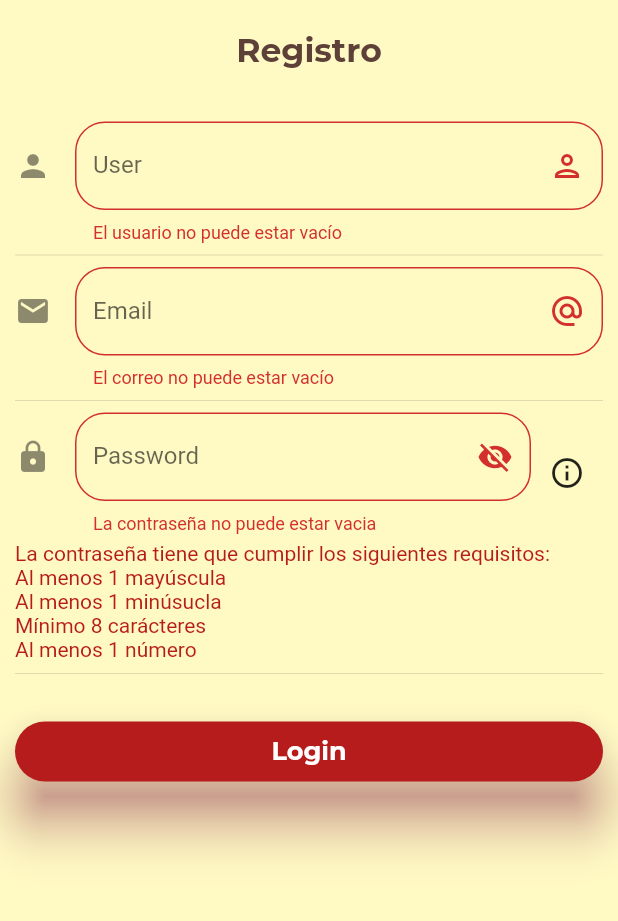
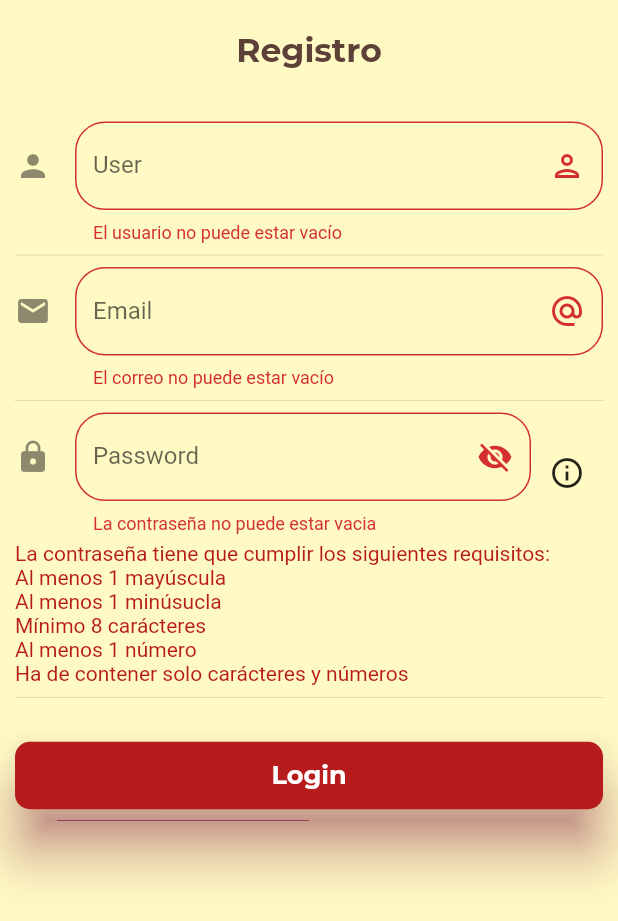
Before and after one commit to AlejoPinto01/AppLibre, a Flutter app: the LoginPage screen opened directly, after a tap on the "info" icon, after a tap on "Login", on a phone screen of 412 x 824 dp. Shown: the top 921 px of the screen. Run offline on Flutter 3.47's test engine with Material 2 defaults, Android fonts, the phone set to English and light mode, and no system bars; our stand-ins replace animated_text_kit, font_awesome_flutter, google_fonts, google_maps_flutter, image_picker; accounts and stored records are empty; network calls fail.

Commit message:
Añadidos algunos detalles

```diff
--- a/lib/src/pages/login_page.dart
+++ b/lib/src/pages/login_page.dart
@@ -39,9 +39,7 @@ class _LoginPageState extends State<LoginPage> {
                         color: Colors.brown[700],
                         fontWeight: FontWeight.bold,
                         fontSize: 22,
-                    height: 2
-                  )
-                ),
+                        height: 2)),
               ),
             ),
             SizedBox(height: 5),
@@ -95,8 +93,9 @@ class _LoginPageState extends State<LoginPage> {
           focusColor: Colors.red[900],
           border: OutlineInputBorder(
               borderRadius: BorderRadius.circular(20.0),
-            borderSide: BorderSide(color: Colors.red,)
-          ),
+              borderSide: BorderSide(
+                color: Colors.red,
+              )),
         ),
         autovalidateMode: _submited
             ? AutovalidateMode.onUserInteraction
@@ -152,9 +151,7 @@ class _LoginPageState extends State<LoginPage> {
           suffixIcon: IconButton(
             icon: Icon(
               // Based on passwordVisible state choose the icon
-              _passwordVisible
-              ? Icons.visibility
-              : Icons.visibility_off,
+              _passwordVisible ? Icons.visibility : Icons.visibility_off,
               color: Theme.of(context).primaryColorDark,
             ),
             onPressed: () {
@@ -166,14 +163,13 @@ class _LoginPageState extends State<LoginPage> {
           ),
           icon: Icon(Icons.lock),
           border: OutlineInputBorder(borderRadius: BorderRadius.circular(20.0)),
-
         ),
         autovalidateMode: _submited
             ? AutovalidateMode.onUserInteraction
             : AutovalidateMode.disabled,
         validator: (String? value) {
           RegExp passRegEx =
-              new RegExp(r"^(?=.*[a-z])(?=.*[A-Z])(?=.*\d)[a-zA-Z\d]{8,}$");
+              new RegExp(r"^(?=.*[a-zñ])(?=.*[A-Z])(?=.*\d)[a-zñA-ZÑ\d]{8,}$");
           if (value == null || value.isEmpty) {
             return 'La contraseña no puede estar vacia';
           } else if (!passRegEx.hasMatch(value)) {
@@ -197,7 +193,8 @@ class _LoginPageState extends State<LoginPage> {
                       "Al menos 1 mayúscula\n" +
                       "Al menos 1 minúsucla\n" +
                       "Mínimo 8 carácteres\n" +
-                      "Al menos 1 número";
+                      "Al menos 1 número\n" +
+                      "Ha de contener solo carácteres y números";
             } else {
               _isOpen = false;
               _infoIcon = Icon(Icons.info);
@@ -214,18 +211,21 @@ class _LoginPageState extends State<LoginPage> {
   Widget _buttonLogin(BuildContext context) {
     return Center(
       child: ElevatedButton(
-        child: Text('Login',
+        child: Text(
+          'Login',
           style: GoogleFonts.montserrat(
             fontWeight: FontWeight.bold,
-            fontSize: 17
+            fontSize: 17,
           ),
         ),
         style: ElevatedButton.styleFrom(
-          minimumSize: Size.fromHeight(40),
-          shape: StadiumBorder(),
+          minimumSize: Size.fromHeight(45),
+          shape: RoundedRectangleBorder(
+            borderRadius: BorderRadius.circular(10.0),
+          ),
           primary: Colors.red[900],
           shadowColor: Colors.pink[700],
-          elevation: 15
+          elevation: 15,
         ),
         onPressed: () {
           _submited = true;
@@ -235,11 +235,13 @@ class _LoginPageState extends State<LoginPage> {
               setNombreUsuario(user);
               setRegistre(true);
               setIndex(0);
-              pageController.jumpToPage(getIndex());
+              pageController.jumpToPage(
+                getIndex(),
+              );
             });
           }
         } //_loginDialog(context),
-      )
+      ),
     );
   }
 }
--- a/lib/src/pages/root_page.dart
+++ b/lib/src/pages/root_page.dart
@@ -112,7 +112,9 @@ class _RootPageState extends State<RootPage> {
           pageChanged(index);
         });
       },
-      children: createPages(getRegistre()),
+      children: createPages(
+        getRegistre(),
+      ),
     );
   }
 
```
Also changed, not shown: lib/src/pages/home_page.dart (+34 -10 lines), lib/src/pages/shopping_cart_page.dart (+35 -1 lines), lib/src/widgets/cupon_card.dart (+17 -4 lines). Lines whose indentation alone changed are shown as unchanged.
